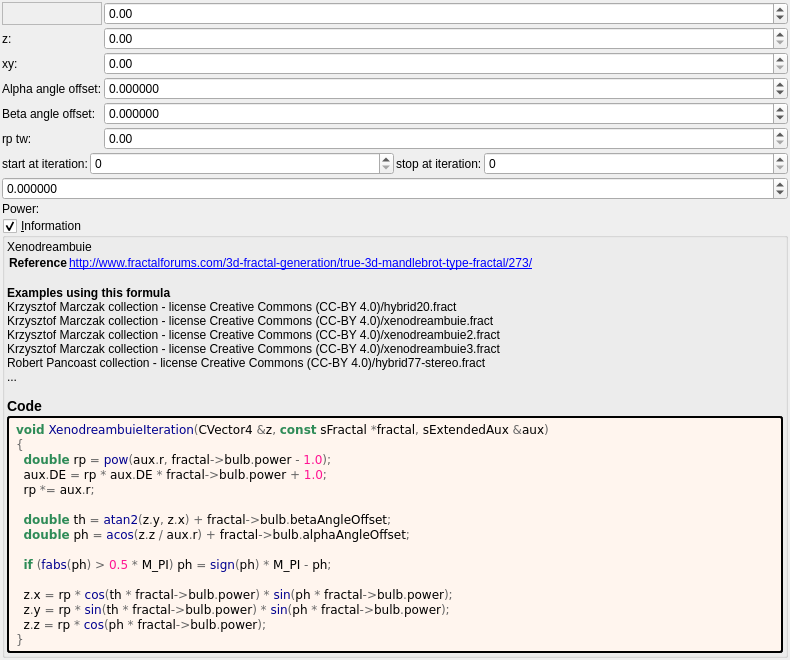
First picture: the form in mandelbulber2/formula/ui/xenodreambuie_v3.ui, repository buddhi1980/mandelbulber2, before the edit.
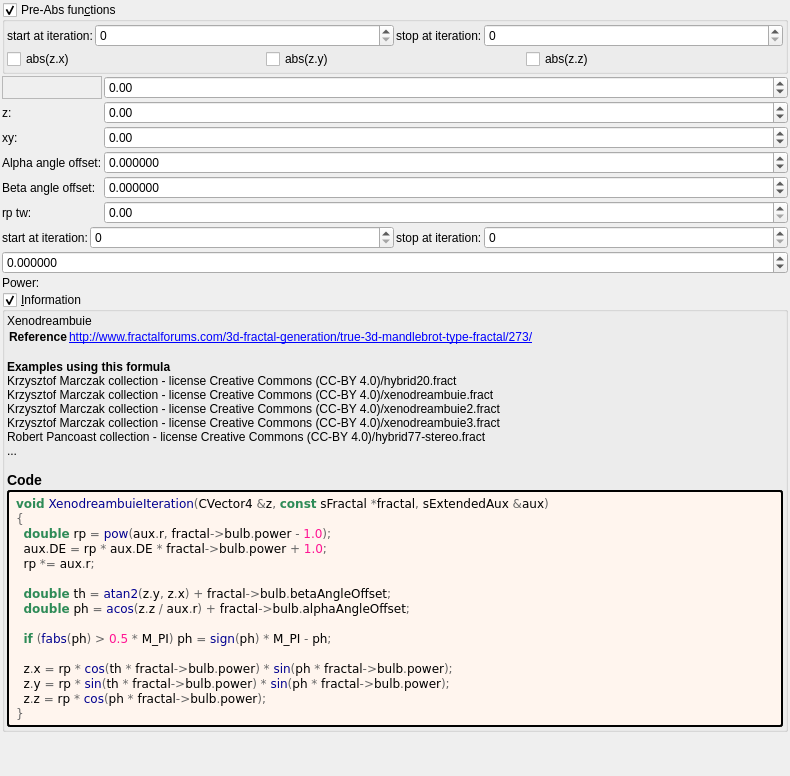
Second picture: the form after the edit. Custom widgets are drawn as their Qt base class.

Commit message: xeno3 beta and some examples

Patch:
```diff
--- a/mandelbulber2/formula/ui/xenodreambuie_v3.ui
+++ b/mandelbulber2/formula/ui/xenodreambuie_v3.ui
@@ -7,7 +7,7 @@
     <x>0</x>
     <y>0</y>
     <width>790</width>
-    <height>615</height>
+    <height>776</height>
    </rect>
   </property>
   <property name="windowTitle">
@@ -29,82 +29,114 @@
    <property name="bottomMargin">
     <number>2</number>
    </property>
+   <item>
+    <widget class="MyGroupBox" name="groupCheck_transf_function_enabledAx_false">
+     <property name="title">
+      <string>Pre-Abs fun&amp;ctions</string>
+     </property>
+     <property name="checkable">
+      <bool>true</bool>
+     </property>
+     <layout class="QVBoxLayout" name="verticalLayout_12" stretch="0,0">
+      <property name="spacing">
+       <number>2</number>
+      </property>
+      <property name="leftMargin">
+       <number>2</number>
+      </property>
+      <property name="topMargin">
+       <number>2</number>
+      </property>
+      <property name="rightMargin">
+       <number>2</number>
+      </property>
+      <property name="bottomMargin">
+       <number>2</number>
+      </property>
+      <item>
+       <layout class="QHBoxLayout" name="horizontalLayout_21" stretch="0,1,0,1">
+        <item>
+         <widget class="QLabel" name="label_104">
+          <property name="text">
+           <string>start at iteration:</string>
+          </property>
+         </widget>
+        </item>
+        <item>
+         <widget class="MySpinBox" name="spinboxInt_transf_start_iterations_A">
+          <property name="sizePolicy">
+           <sizepolicy hsizetype="Minimum" vsizetype="Maximum">
+            <horstretch>0</horstretch>
+            <verstretch>0</verstretch>
+           </sizepolicy>
+          </property>
+          <property name="minimum">
+           <number>0</number>
+          </property>
+          <property name="maximum">
+           <number>999</number>
+          </property>
+          <property name="value">
+           <number>0</number>
+          </property>
+         </widget>
+        </item>
+        <item>
+         <widget class="QLabel" name="label_74">
+          <property name="text">
+           <string>stop at iteration:</string>
+          </property>
+         </widget>
+        </item>
+        <item>
+         <widget class="MySpinBox" name="spinboxInt_transf_stop_iterations_A">
+          <property name="sizePolicy">
+           <sizepolicy hsizetype="Preferred" vsizetype="Maximum">
+            <horstretch>0</horstretch>
+            <verstretch>0</verstretch>
+           </sizepolicy>
+          </property>
+          <property name="maximum">
+           <number>999</number>
+          </property>
+         </widget>
+        </item>
+       </layout>
+      </item>
+      <item>
+       <layout class="QHBoxLayout" name="horizontalLayout_22" stretch="0,0,0">
+        <item>
+         <widget class="MyCheckBox" name="checkBox_transf_function_enabledCx_false">
+          <property name="text">
+           <string notr="true">abs(z.x)</string>
+          </property>
+         </widget>
+        </item>
+        <item>
+         <widget class="MyCheckBox" name="checkBox_transf_function_enabledCy_false">
+          <property name="text">
+           <string notr="true">abs(z.y)</string>
+          </property>
+         </widget>
+        </item>
+        <item>
+         <widget class="MyCheckBox" name="checkBox_transf_function_enabledCz_false">
+          <property name="text">
+           <string notr="true">abs(z.z)</string>
+          </property>
+         </widget>
+        </item>
+       </layout>
+      </item>
+     </layout>
+    </widget>
+   </item>
    <item>
     <layout class="QGridLayout" name="gridLayout" columnstretch="0,1">
      <property name="spacing">
       <number>2</number>
      </property>
-     <item row="0" column="1">
-      <widget class="MyDoubleSpinBox" name="spinbox_power">
-       <property name="sizePolicy">
-        <sizepolicy hsizetype="Minimum" vsizetype="Maximum">
-         <horstretch>0</horstretch>
-         <verstretch>0</verstretch>
-        </sizepolicy>
-       </property>
-       <property name="prefix">
-        <string/>
-       </property>
-       <property name="suffix">
-        <string/>
-       </property>
-       <property name="decimals">
-        <number>2</number>
-       </property>
-       <property name="minimum">
-        <double>-99.989999999999995</double>
-       </property>
-       <property name="maximum">
-        <double>99.989999999999995</double>
-       </property>
-       <property name="singleStep">
-        <double>0.100000000000000</double>
-       </property>
-      </widget>
-     </item>
-     <item row="2" column="1">
-      <widget class="MyDoubleSpinBox" name="spinbox_transf_scaleB_1">
-       <property name="sizePolicy">
-        <sizepolicy hsizetype="Minimum" vsizetype="Maximum">
-         <horstretch>0</horstretch>
-         <verstretch>0</verstretch>
-        </sizepolicy>
-       </property>
-       <property name="prefix">
-        <string/>
-       </property>
-       <property name="suffix">
-        <string/>
-       </property>
-       <property name="decimals">
-        <number>2</number>
-       </property>
-       <property name="minimum">
-        <double>0.000000000000000</double>
-       </property>
-       <property name="maximum">
-        <double>1000.000000000000000</double>
-       </property>
-       <property name="singleStep">
-        <double>0.100000000000000</double>
-       </property>
-      </widget>
-     </item>
-     <item row="3" column="0">
-      <widget class="QLabel" name="label_8">
-       <property name="text">
-        <string>Alpha angle offset:</string>
-       </property>
-      </widget>
-     </item>
-     <item row="4" column="0">
-      <widget class="QLabel" name="label_9">
-       <property name="text">
-        <string>Beta angle offset:</string>
-       </property>
-      </widget>
-     </item>
-     <item row="4" column="1">
+     <item row="5" column="1">
       <widget class="MyDoubleSpinBox" name="spinboxd_beta_angle_offset">
        <property name="sizePolicy">
         <sizepolicy hsizetype="Minimum" vsizetype="Maximum">
@@ -133,6 +165,62 @@
       </widget>
      </item>
      <item row="1" column="1">
+      <widget class="MyDoubleSpinBox" name="spinbox_power">
+       <property name="sizePolicy">
+        <sizepolicy hsizetype="Minimum" vsizetype="Maximum">
+         <horstretch>0</horstretch>
+         <verstretch>0</verstretch>
+        </sizepolicy>
+       </property>
+       <property name="prefix">
+        <string/>
+       </property>
+       <property name="suffix">
+        <string/>
+       </property>
+       <property name="decimals">
+        <number>2</number>
+       </property>
+       <property name="minimum">
+        <double>-99.989999999999995</double>
+       </property>
+       <property name="maximum">
+        <double>99.989999999999995</double>
+       </property>
+       <property name="singleStep">
+        <double>0.100000000000000</double>
+       </property>
+      </widget>
+     </item>
+     <item row="6" column="1">
+      <widget class="MyDoubleSpinBox" name="spinbox_transf_offset_1">
+       <property name="sizePolicy">
+        <sizepolicy hsizetype="Minimum" vsizetype="Maximum">
+         <horstretch>0</horstretch>
+         <verstretch>0</verstretch>
+        </sizepolicy>
+       </property>
+       <property name="prefix">
+        <string/>
+       </property>
+       <property name="suffix">
+        <string/>
+       </property>
+       <property name="decimals">
+        <number>2</number>
+       </property>
+       <property name="minimum">
+        <double>0.000000000000000</double>
+       </property>
+       <property name="maximum">
+        <double>1000.000000000000000</double>
+       </property>
+       <property name="singleStep">
+        <double>0.100000000000000</double>
+       </property>
+      </widget>
+     </item>
+     <item row="2" column="1">
       <widget class="MyDoubleSpinBox" name="spinbox_transf_scaleA_1">
        <property name="sizePolicy">
         <sizepolicy hsizetype="Minimum" vsizetype="Maximum">
@@ -150,17 +238,17 @@
         <number>2</number>
        </property>
        <property name="minimum">
-        <double>0.000000000000000</double>
+        <double>-99.989999999999995</double>
        </property>
        <property name="maximum">
-        <double>1000.000000000000000</double>
+        <double>99.989999999999995</double>
        </property>
        <property name="singleStep">
         <double>0.100000000000000</double>
        </property>
       </widget>
      </item>
-     <item row="3" column="1">
+     <item row="4" column="1">
       <widget class="MyDoubleSpinBox" name="spinboxd_alpha_angle_offset">
        <property name="sizePolicy">
         <sizepolicy hsizetype="Minimum" vsizetype="Maximum">
@@ -188,21 +276,21 @@
        </property>
       </widget>
      </item>
-     <item row="1" column="0">
+     <item row="5" column="0">
+      <widget class="QLabel" name="label_9">
+       <property name="text">
+        <string>Beta angle offset:</string>
+       </property>
+      </widget>
+     </item>
+     <item row="2" column="0">
       <widget class="QLabel" name="label_10">
        <property name="text">
         <string>z:</string>
        </property>
       </widget>
      </item>
-     <item row="2" column="0">
-      <widget class="QLabel" name="label_11">
-       <property name="text">
-        <string>xy:</string>
-       </property>
-      </widget>
-     </item>
-     <item row="0" column="0">
+     <item row="1" column="0">
       <widget class="QFrame" name="frame">
        <property name="frameShape">
         <enum>QFrame::StyledPanel</enum>
@@ -212,41 +300,55 @@
        </property>
       </widget>
      </item>
-     <item row="5" column="1">
-      <widget class="MyDoubleSpinBox" name="spinbox_transf_offset_1">
-       <property name="sizePolicy">
-        <sizepolicy hsizetype="Minimum" vsizetype="Maximum">
-         <horstretch>0</horstretch>
-         <verstretch>0</verstretch>
-        </sizepolicy>
-       </property>
-       <property name="prefix">
-        <string/>
-       </property>
-       <property name="suffix">
-        <string/>
-       </property>
-       <property name="decimals">
-        <number>2</number>
-       </property>
-       <property name="minimum">
-        <double>0.000000000000000</double>
-       </property>
-       <property name="maximum">
-        <double>1000.000000000000000</double>
-       </property>
-       <property name="singleStep">
-        <double>0.100000000000000</double>
-       </property>
-      </widget>
-     </item>
-     <item row="5" column="0">
+     <item row="6" column="0">
       <widget class="QLabel" name="label_13">
        <property name="text">
         <string>rp tw:</string>
        </property>
       </widget>
      </item>
+     <item row="3" column="1">
+      <widget class="MyDoubleSpinBox" name="spinbox_transf_scaleB_1">
+       <property name="sizePolicy">
+        <sizepolicy hsizetype="Minimum" vsizetype="Maximum">
+         <horstretch>0</horstretch>
+         <verstretch>0</verstretch>
+        </sizepolicy>
+       </property>
+       <property name="prefix">
+        <string/>
+       </property>
+       <property name="suffix">
+        <string/>
+       </property>
+       <property name="decimals">
+        <number>2</number>
+       </property>
+       <property name="minimum">
+        <double>-99.989999999999995</double>
+       </property>
+       <property name="maximum">
+        <double>99.989999999999995</double>
+       </property>
+       <property name="singleStep">
+        <double>0.100000000000000</double>
+       </property>
+      </widget>
+     </item>
+     <item row="3" column="0">
+      <widget class="QLabel" name="label_11">
+       <property name="text">
+        <string>xy:</string>
+       </property>
+      </widget>
+     </item>
+     <item row="4" column="0">
+      <widget class="QLabel" name="label_8">
+       <property name="text">
+        <string>Alpha angle offset:</string>
+       </property>
+      </widget>
+     </item>
     </layout>
    </item>
    <item>
@@ -452,6 +554,11 @@
    <extends>QSpinBox</extends>
    <header>my_spin_box.h</header>
   </customwidget>
+  <customwidget>
+   <class>MyCheckBox</class>
+   <extends>QCheckBox</extends>
+   <header>my_check_box.h</header>
+  </customwidget>
  </customwidgets>
  <tabstops>
   <tabstop>spinbox_power</tabstop>
```
The commit also changes 9 other files.
